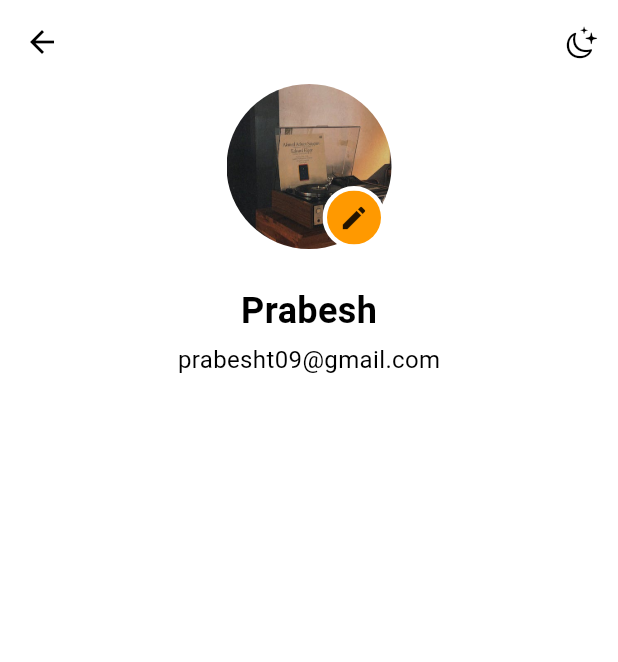
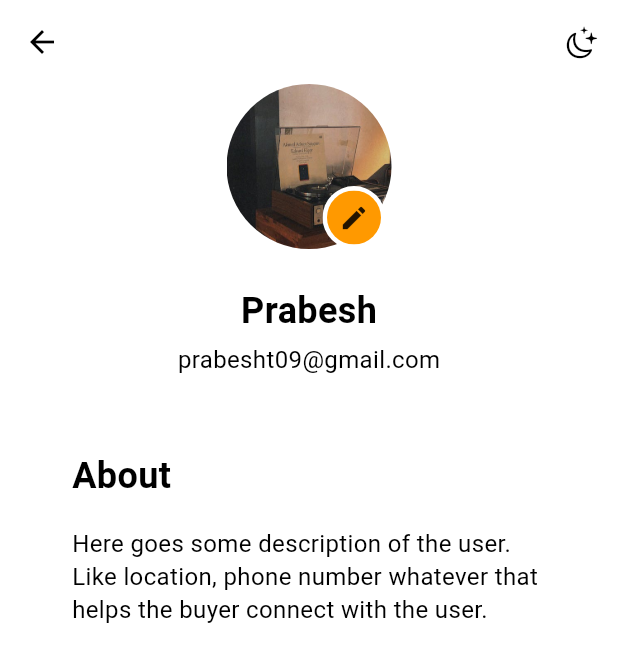
Before and after one commit to TanGleed/KinMell, a Flutter app: the UserProfile screen opened directly, on a phone screen of 412 x 824 dp. Shown: the top 662 px of the screen. Run offline on Flutter 3.47's test engine with Material 2 defaults, Android fonts, the light colour scheme and no system bars; our stand-ins replace dotted_border, flutter_svg, google_nav_bar, image_picker, riverpod and 2 more; missing offline and left inert: api_cache_manager, dart:ffi; accounts and stored records are empty.

Commit message:
Created a profile edit page where user can edit their details and profile picture

```diff
--- a/app/lib/models/User-Profile.dart
+++ b/app/lib/models/User-Profile.dart
@@ -14,4 +14,33 @@ class User_Profile{
   required this.about,
   required this.isDarkMode,
 });
+  User_Profile copy({
+    String? imgPath,
+    String? name,
+    String? email,
+    String? about,
+    bool? isDarkMode,
+  }) => User_Profile(
+  imgPath: imgPath?? this.imgPath,
+  name: name?? this.name,
+  email: email?? this.email,
+  about: about?? this.about,
+  isDarkMode: isDarkMode?? this.isDarkMode,
+  );
+
+  static User_Profile fromJson(Map<String, dynamic>json)=> User_Profile(
+    imgPath: json['imgPath'],
+    name: json['name'],
+    email: json['email'],
+    about: json['about'],
+    isDarkMode: json['isDarkMode'],
+    );
+
+Map<String, dynamic> toJson()=>{
+  'imgPath':imgPath,
+  'name':name,
+  'email':email,
+  'about':about,
+  'isDarkMode':isDarkMode,
+};
 }
--- a/app/lib/utils/user_preference.dart
+++ b/app/lib/utils/user_preference.dart
@@ -1,12 +1,33 @@
+
+import 'dart:convert';
+
+import 'package:shared_preferences/shared_preferences.dart';
 
 import '../models/User-Profile.dart';
 
 class UserPreferance{
+  static late SharedPreferences _preferences;
+  static const _keyUser= 'user';
   static const myUser =User_Profile(
-    imgPath:'',
+    imgPath:'assets/images/Old Sterio.jpeg',
     name: 'Prabesh',
     email: 'prabesht09@gmail.com',
-    about: 'Wassup',
+    about: 'Here goes some description of the user. Like location, phone number whatever that helps the buyer connect with the user.',
     isDarkMode: false,
   );
+
+  static Future init() async=>
+  _preferences= await SharedPreferences.getInstance();
+
+  static Future setUser(User_Profile user) async {
+    final json = jsonEncode(user.toJson());
+
+    await _preferences.setString(_keyUser, json);
+  }
+
+  static User_Profile getUser(){
+    final json =_preferences.getString(_keyUser);
+
+    return json==null? myUser : User_Profile.fromJson(jsonDecode(json));
+  }
 }
--- a/app/lib/views/home/screens/userProfile.dart
+++ b/app/lib/views/home/screens/userProfile.dart
@@ -1,4 +1,5 @@
 import 'package:app/utils/user_preference.dart';
+import 'package:app/views/home/screens/edit_profile_page.dart';
 import 'package:app/views/home/widgets/appbar_widgets.dart';
 import 'package:flutter/material.dart';
 import 'package:flutter/src/foundation/key.dart';
@@ -17,7 +18,7 @@ class UserProfile extends StatefulWidget {
 class _UserProfileState extends State<UserProfile> {
   @override
   Widget build(BuildContext context) {
-    final user= UserPreferance.myUser;
+    final user= UserPreferance.getUser();
     return Scaffold(
       appBar: buildAppBar(context),
       body: ListView(
@@ -25,10 +26,20 @@ class _UserProfileState extends State<UserProfile> {
         children: [
           ProfileWidget(
             imgPath: user.imgPath,
-            onClicked: () async {},
+            onClicked: () async {
+              await
+              Navigator.of(context).push(
+                MaterialPageRoute(builder: (context) => EditProfilePage()),
+              );
+              setState(() {
+
+              });
+            },
           ),
           const SizedBox(height: 24),
           buildName(user),
+          const SizedBox(height:48),
+          buildAbout(user),
         ],
         ),
     );
@@ -36,12 +47,36 @@ class _UserProfileState extends State<UserProfile> {
 }
 
 Widget buildName(User_Profile user)=>Column(
+
   children: [
+
     Text(user.name,
+
     style: TextStyle(fontWeight: FontWeight.bold, fontSize: 24),
+
     ),
+
     const SizedBox(height:4),
+
     Text(user.email,
+
     style: TextStyle(fontSize:16),
+
     ),
+
   ],);
+
+  Widget buildAbout(User_Profile user)=>Container(
+    padding: EdgeInsets.symmetric(horizontal:48),
+    child: Column(
+      crossAxisAlignment: CrossAxisAlignment.start,
+      children: [
+        Text(
+          'About',
+          style:TextStyle(fontSize:24,fontWeight: FontWeight.bold, height:1.5),),
+          const SizedBox(height:16),
+          Text(user.about,// this data is taken from util/user_preference
+          style: TextStyle(fontSize:16,height:1.4),)
+      ],
+    ),
+  );
--- a/app/lib/views/home/widgets/profile_widget.dart
+++ b/app/lib/views/home/widgets/profile_widget.dart
@@ -6,8 +6,10 @@ import 'package:flutter/material.dart';
 class ProfileWidget extends StatelessWidget {
   final String imgPath;
   final VoidCallback onClicked;
+  final bool isEdit;
   const ProfileWidget({Key? key,
    required this.imgPath,
+   this.isEdit=false,
    required this.onClicked})
    : super(key: key);
 
@@ -28,16 +30,19 @@ class ProfileWidget extends StatelessWidget {
   }
 
   Widget buildImage(){
-    final image= AssetImage('assets/images/Old Sterio.jpeg');
+    final image= imgPath.contains('assets/')
+    ?AssetImage(imgPath):
+    FileImage(File(imgPath));
+
     return ClipOval(
       child: Material(
         color: Colors.transparent,
         child: Ink.image(
-          image: image,
+          image: image as ImageProvider,
           fit: BoxFit.cover,
           width: 110,
           height: 110,
-          child: InkWell(onTap: onClicked),
+          child: GestureDetector(onTap: onClicked),
         ),
       ),
     );
@@ -50,7 +55,7 @@ class ProfileWidget extends StatelessWidget {
       color: color,
       all: 8,
       child: Icon(
-      Icons.edit,
+      isEdit?Icons.add_a_photo:Icons.edit,
 
       size: 20,
     ),
--- a/app/pubspec.yaml
+++ b/app/pubspec.yaml
@@ -43,9 +43,10 @@ dependencies:
   carousel_slider: ^4.1.1
   shared_preferences: ^2.0.15
   im_stepper: ^1.0.1+1
-  image_picker: ^0.8.5+3
+  image_picker: ^0.8.6
   snippet_coder_utils: ^1.0.12
   api_cache_manager: ^1.0.2
+  path_provider: ^2.0.1
 
 dev_dependencies:
   flutter_test:
```
Also changed, not shown: app/lib/common/widgets/button_widget.dart (added, +24 -0 lines), app/lib/main.dart (+6 -2 lines), app/lib/views/home/screens/edit_profile_page.dart (added, +92 -0 lines), app/lib/views/home/widgets/textfield_widget.dart (added, +58 -0 lines), app/pubspec.lock, 2 other files.
